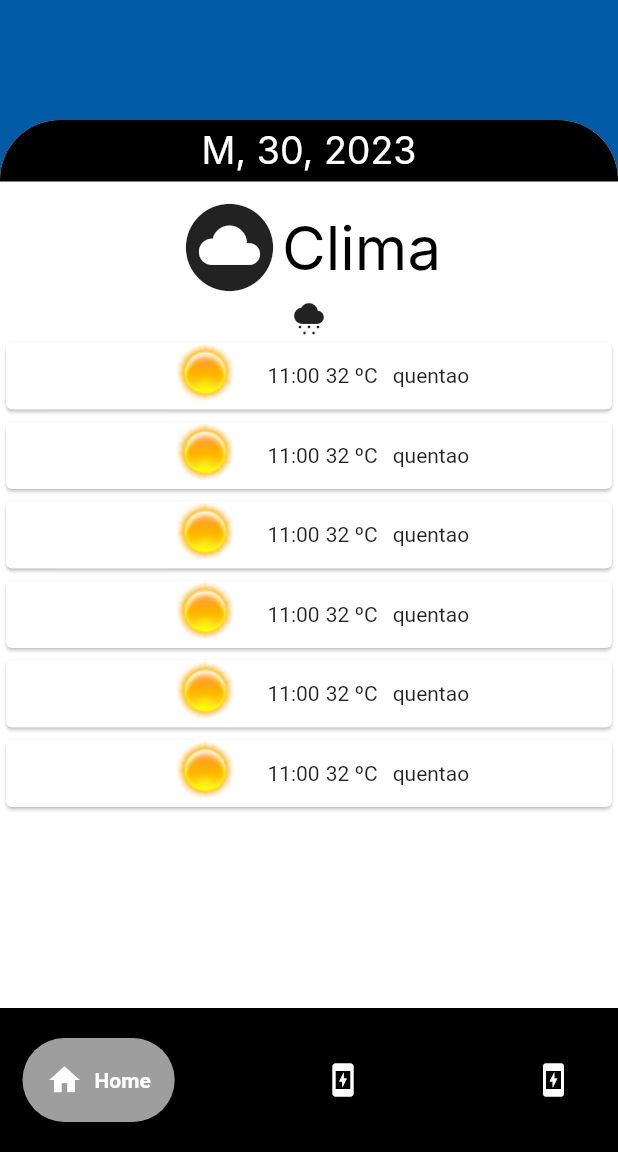
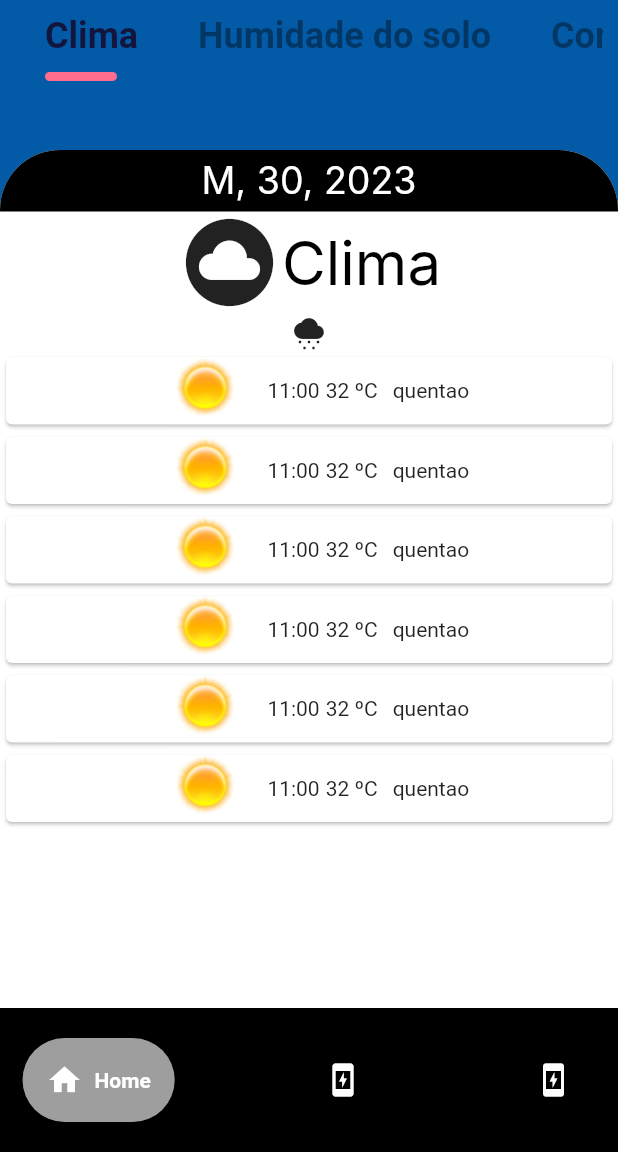
Before and after one commit to MyNameIsGustavo/FarmFitMobile, a Flutter app: the appbar screen opened directly, on a phone screen of 412 x 824 dp, the part 84-1236 px from its top. Run offline on Flutter 3.47's test engine with Material 2 defaults, Android fonts, the phone set to English and light mode, and no system bars; drawn by our look-alikes of google_nav_bar; Roboto replaces fonts that are missing (Inter).

Commit message:
Adicionando um cabecalho ao painel

```diff
--- /dev/null
+++ b/lib/pages/contants.dart
@@ -0,0 +1,15 @@
+import 'package:flutter/material.dart';
+
+// Colos that use in our app
+const kSecondaryColor = Color(0xFFFE6D8E);
+const kTextColor = Color(0xFF12153D);
+const kTextLightColor = Color(0xFF9A9BB2);
+const kFillStarColor = Color(0xFFFCC419);
+
+const kDefaultPadding = 20.0;
+
+const kDefaultShadow = BoxShadow(
+  offset: Offset(0, 15),
+  blurRadius: 27,
+  color: Colors.black12,
+);
--- a/lib/pages/painel.dart
+++ b/lib/pages/painel.dart
@@ -1,9 +1,11 @@
+import 'package:farmfitmobile/pages/contants.dart';
 import 'package:flutter/material.dart';
 import 'package:google_nav_bar/google_nav_bar.dart';
 import 'package:intl/intl.dart';
 import 'package:farmfitmobile/pages/proximas_temperaturas.dart';
 import 'package:farmfitmobile/services/previsao_service.dart';
 import 'package:farmfitmobile/models/previsao_hora.dart';
+import 'package:flutter/foundation.dart';
 
 class painel extends StatelessWidget {
   @override
@@ -18,7 +20,8 @@ class conteudopainel extends StatelessWidget {
   Widget build(BuildContext context) {
     return Column(
       children: [
-        Padding(padding: EdgeInsets.all(40)),
+        cabecalho(),
+        Padding(padding: EdgeInsets.all(10)),
         Expanded(
           child: Stack(
             children: [
@@ -73,10 +76,75 @@ class dados extends StatefulWidget {
   @override
   State<dados> createState() => _dadosState();
 }
+class cabecalho extends StatefulWidget {
+  @override
+  State<cabecalho> createState() => _cabecalhoState();
+}
+
+class _cabecalhoState extends State<cabecalho> {
+  int selectedCategory = 0;
+  List<String> categories = ["Clima", "Humidade do solo", "Coming soon"];
+  @override
+  Widget build(BuildContext context) {
+    return Padding(
+      padding: const EdgeInsets.all(10),
+      child: Container(
+        height: 60,
+        child: ListView.builder(
+          scrollDirection: Axis.horizontal,
+          itemCount: categories.length,
+          itemBuilder: (context, index) => buildCategory(index, context),
+        ),
+      ),
+    );
+  }
+
+  Padding buildCategory(int index, BuildContext context) {
+    return Padding(
+      padding: const EdgeInsets.symmetric(horizontal: kDefaultPadding),
+      child: GestureDetector(
+        onTap: (() {
+          setState(() {
+            selectedCategory = index;
+            if (selectedCategory == 1) {
+              Navigator.popAndPushNamed(context, "homescreen");
+            } else if (selectedCategory == 2) {
+              Navigator.popAndPushNamed(context, "/");
+            }
+          });
+        }),
+        child: Column(
+          crossAxisAlignment: CrossAxisAlignment.start,
+          children: <Widget>[
+            Text(
+              categories[index],
+              style: Theme.of(context).textTheme.headline5?.copyWith(
+                    fontWeight: FontWeight.w600,
+                    color: index == selectedCategory
+                        ? kTextColor
+                        : Colors.black.withOpacity(0.4),
+                  ),
+            ),
+            Container(
+              margin: EdgeInsets.symmetric(vertical: kDefaultPadding / 2),
+              height: 6,
+              width: 48,
+              decoration: BoxDecoration(
+                borderRadius: BorderRadius.circular(10),
+                color: index == selectedCategory
+                    ? kSecondaryColor
+                    : Colors.transparent,
+              ),
+            ),
+          ],
+        ),
+      ),
+    );
+  }
+}
 
 class _dadosState extends State<dados> {
   late List<PrevisaoHora> ultimasPrevisoes;
-
   @override
   void initState() {
     super.initState();
@@ -89,7 +157,8 @@ class _dadosState extends State<dados> {
     return Container(
       child: Column(
         children: [
-          Padding(padding: EdgeInsets.all(25)),
+
+          Padding(padding: EdgeInsets.all(20)),
           Row(
             mainAxisAlignment: MainAxisAlignment.center,
             children: [
--- a/lib/pages/proximas_temperaturas.dart
+++ b/lib/pages/proximas_temperaturas.dart
@@ -1,5 +1,8 @@
+import 'dart:convert';
+
 import 'package:flutter/material.dart';
 import 'package:farmfitmobile/models/previsao_hora.dart';
+import 'package:http/http.dart' as http;
 
 class ProximasTemperaturas extends StatelessWidget {
   final List<PrevisaoHora> previsoes;
--- a/pubspec.yaml
+++ b/pubspec.yaml
@@ -32,6 +32,7 @@ dependencies:
   flutter:
     sdk: flutter
   intl: ^0.17.0
+  http: ^0.13.5
   # The following adds the Cupertino Icons font to your application.
   # Use with the CupertinoIcons class for iOS style icons.
   cupertino_icons: ^1.0.2
```
Also changed, not shown: lib/services/previsao_service.dart (line endings or trailing spaces), pubspec.lock.
